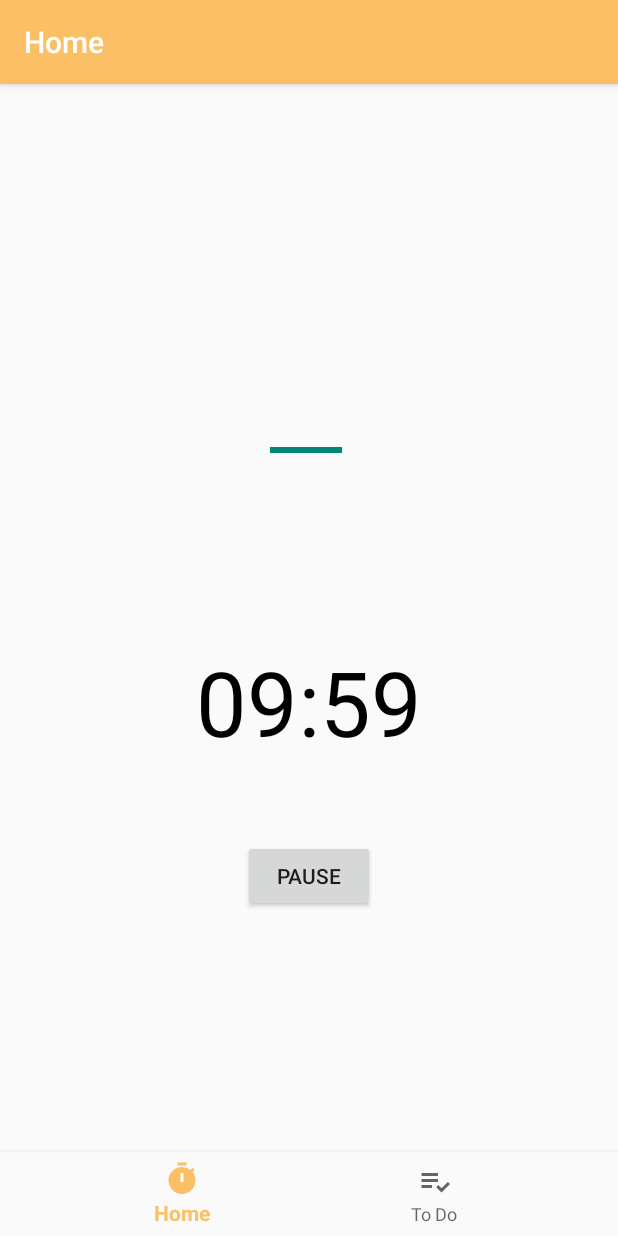
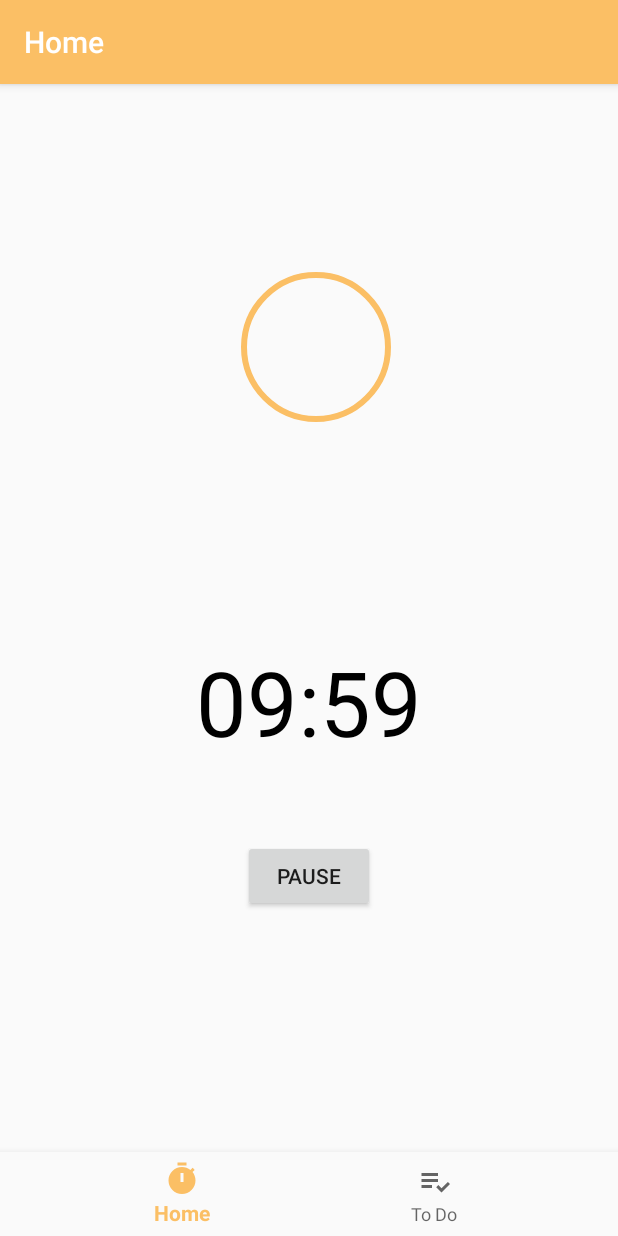
Before and after one commit to ls228/Study-App, an Android app: the screen it shows after launch (MainActivity), after a tap on "START", on a phone screen of 412 x 824 dp. Run offline under Robolectric (Android 15) with nearby library versions, the light colour scheme and no system bars; our stand-ins replace navigation-ui.

Commit message:
feat(timer) added Progress Circle
ref #8

```diff
--- a/app/src/main/java/de/hdmstuttgart/meinprojekt/ui/home/HomeFragment.java
+++ b/app/src/main/java/de/hdmstuttgart/meinprojekt/ui/home/HomeFragment.java
@@ -45,6 +45,7 @@ public class HomeFragment extends Fragment {
     long minutesSet;
 
     ProgressBar mProgressBar;
+
 
 
     public View onCreateView(@NonNull LayoutInflater inflater,
--- a/app/src/main/res/layout/fragment_home.xml
+++ b/app/src/main/res/layout/fragment_home.xml
@@ -77,13 +77,26 @@
         android:layout_marginEnd="143dp"
       />
 
-    <ProgressBar
+    <!-- <ProgressBar
         android:id="@+id/progress_bar"
         style="?android:attr/progressBarStyleHorizontal"
         android:layout_width="wrap_content"
         android:layout_height="wrap_content"
         android:layout_marginStart="180dp"
         android:layout_marginTop="180dp" />
+        -->
+
+    <com.google.android.material.progressindicator.CircularProgressIndicator
+        android:id="@+id/progress_bar"
+        android:layout_width="wrap_content"
+        android:layout_height="26dp"
+        android:layout_above="@+id/text_view_countdown"
+        android:layout_alignParentEnd="true"
+        android:layout_centerHorizontal="true"
+        android:layout_marginEnd="147dp"
+        android:layout_marginBottom="142dp"
+        app:indicatorSize="100dp"
+        />
 
 
 </RelativeLayout>
```
